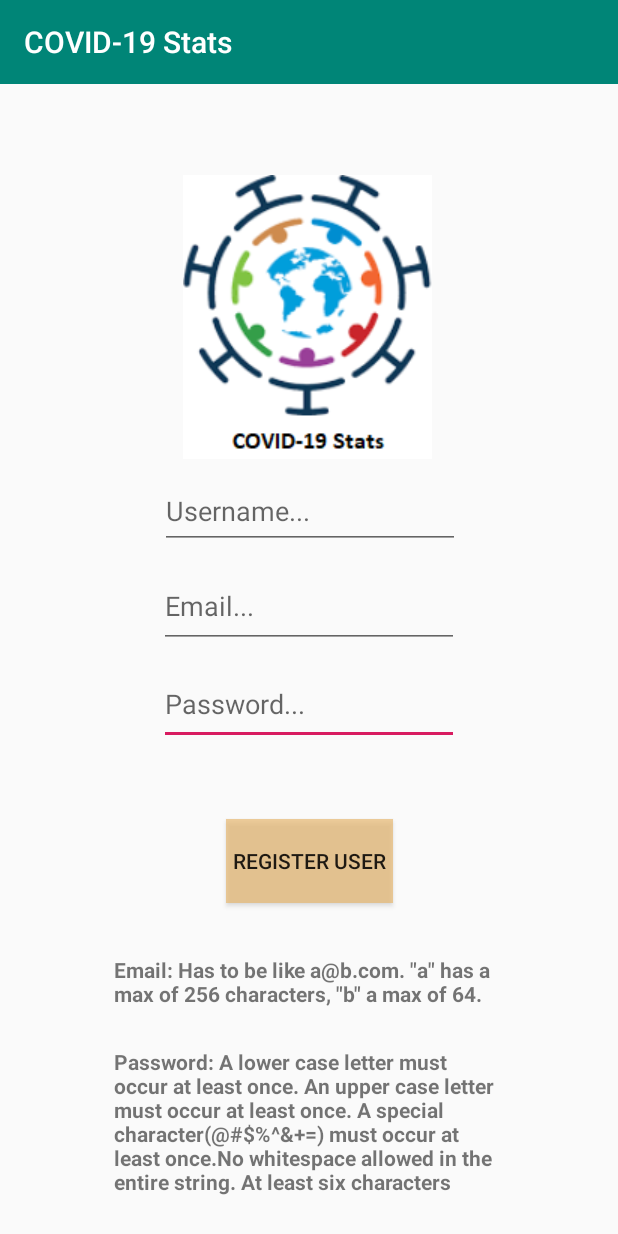
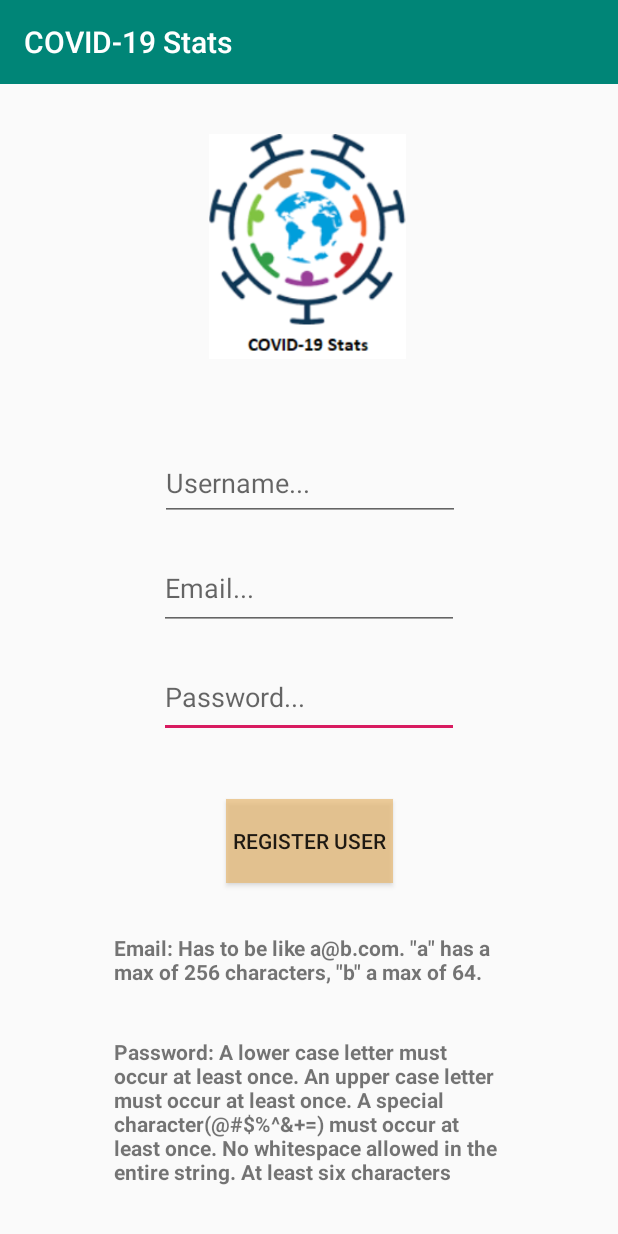
Before and after one commit to MiguelServera/COVID-19Project, an Android app: the RegisterActivity screen opened directly, with no data from a screen before it, on a phone screen of 412 x 824 dp. Run offline under Robolectric (Android 15) with nearby library versions, the phone set to English and light mode, and no system bars.

Commit message:
Final stable version

```diff
--- a/app/src/main/AndroidManifest.xml
+++ b/app/src/main/AndroidManifest.xml
@@ -22,7 +22,8 @@
                 <category android:name="android.intent.category.LAUNCHER" />
             </intent-filter>
         </activity>
-        <activity android:name=".UIClasses.RegisterActivity" android:screenOrientation="portrait"/>
+        <activity android:name=".UIClasses.RegisterActivity" android:screenOrientation="portrait"
+            android:windowSoftInputMode="stateVisible|adjustPan" />
         <activity android:name=".Resources.RetrieveStatsFromAPI" android:screenOrientation="portrait"/>
         <activity android:name=".UIClasses.MenuActivity" android:screenOrientation="portrait"/>
         <activity android:name=".UIClasses.ShowCountryInfo" android:screenOrientation="portrait"/>
--- a/app/src/main/java/com/example/covid_19stats/Resources/RetrieveStatsFromAPI.java
+++ b/app/src/main/java/com/example/covid_19stats/Resources/RetrieveStatsFromAPI.java
@@ -116,6 +116,9 @@ public class RetrieveStatsFromAPI extends AppCompatActivity {
                     return sb.toString();
 
                 } else {
+                    SharedPreferences.Editor editor = prefs.edit();
+                    editor.putBoolean("firstStart", true);
+                    editor.apply();
                     finish();
                     return new String("false : " + responseCode);
                 }
--- a/app/src/main/java/com/example/covid_19stats/UIClasses/MenuActivity.java
+++ b/app/src/main/java/com/example/covid_19stats/UIClasses/MenuActivity.java
@@ -90,15 +90,13 @@ public class MenuActivity extends AppCompatActivity implements View.OnClickListe
         if (MainLogin.firstStart) {
                 if (isNetworkConnected(getApplicationContext())) {
                     if (isNetworkWifi(getApplicationContext())) {
-                        editor.putBoolean("firstStart", true);
+                        editor.putBoolean("firstStart", false);
                         editor.apply();
                         startActivity(launchApiActivity);
                         startActivity(launchDownloadACActivity);
                     } else {
                         startActivity(launchDownloadACActivity);
-                        global_table.setEnabled(false);
-                        global_graph.setEnabled(false);
-                        topTen_graph.setEnabled(false);
+                        ccaa_table.setEnabled(true);
                         Toast.makeText(this, "If this is your first time opening the app, please make sure you have WIFI connection to download countries data", Toast.LENGTH_LONG).show();
                     }
 
--- a/app/src/main/java/com/example/covid_19stats/UIClasses/RegisterActivity.java
+++ b/app/src/main/java/com/example/covid_19stats/UIClasses/RegisterActivity.java
@@ -7,10 +7,12 @@ import androidx.drawerlayout.widget.DrawerLayout;
 
 import android.content.Intent;
 import android.os.Bundle;
+import android.text.method.ScrollingMovementMethod;
 import android.util.Patterns;
 import android.view.View;
 import android.widget.Button;
 import android.widget.EditText;
+import android.widget.TextView;
 import android.widget.Toast;
 
 import com.example.covid_19stats.R;
@@ -26,11 +28,16 @@ public class RegisterActivity extends AppCompatActivity implements View.OnClickL
     Button button;
     DBInterface db;
     Intent i;
+    TextView textEmail, textPassword;
 
     @Override
     protected void onCreate(Bundle savedInstanceState) {
         super.onCreate(savedInstanceState);
         setContentView(R.layout.register_activity);
+        textEmail = findViewById(R.id.rulesEmail);
+        textPassword = findViewById(R.id.rulesPassword);
+        textEmail.setMovementMethod(new ScrollingMovementMethod());
+        textPassword.setMovementMethod(new ScrollingMovementMethod());
         editEmail = findViewById(R.id.editRegiEmail);
         editPassword = findViewById(R.id.editRegiPassword);
         editUsername = findViewById(R.id.editRegiName);
--- a/app/src/main/res/layout/register_activity.xml
+++ b/app/src/main/res/layout/register_activity.xml
@@ -45,7 +45,9 @@
         android:id="@+id/rulesPassword"
         android:layout_width="260dp"
         android:layout_height="115dp"
-        android:text="Password: A lower case letter must occur at least once. An upper case letter must occur at least once. A special character(@#$%^\&amp;+=) must occur at least once.No whitespace allowed in the entire string. At least six characters"
+        android:scrollbars = "vertical"
+        android:fadeScrollbars="false"
+        android:text="Password: A lower case letter must occur at least once. An upper case letter must occur at least once. A special character(@#$%^\&amp;+=) must occur at least once. No whitespace allowed in the entire string. At least six characters"
         android:textStyle="bold"
         app:layout_constraintBottom_toBottomOf="parent"
         app:layout_constraintEnd_toEndOf="parent"
@@ -56,8 +58,7 @@
         android:id="@+id/registerUserButton"
         android:layout_width="111dp"
         android:layout_height="56dp"
-        android:layout_marginTop="16dp"
-        android:layout_marginBottom="24dp"
+        android:layout_marginBottom="16dp"
         android:background="#ABE9B86E"
         android:text="Register User"
         app:layout_constraintBottom_toTopOf="@+id/rulesEmail"
@@ -82,6 +83,7 @@
         android:layout_width="260dp"
         android:layout_height="51dp"
         android:text='Email: Has to be like a@b.com. "a" has a max of 256 characters, "b" a max of 64.'
+        android:scrollbars = "vertical"
         android:textStyle="bold"
         app:layout_constraintBottom_toTopOf="@+id/rulesPassword"
         app:layout_constraintEnd_toEndOf="parent"
@@ -90,9 +92,10 @@
 
     <ImageView
         android:id="@+id/logo"
-        android:layout_width="wrap_content"
-        android:layout_height="wrap_content"
-        android:layout_marginTop="50dp"
+        android:layout_width="150dp"
+        android:layout_height="150dp"
+        android:layout_marginTop="16dp"
+        android:layout_marginBottom="40dp"
         app:layout_constraintBottom_toTopOf="@+id/editRegiName"
         app:layout_constraintEnd_toEndOf="parent"
         app:layout_constraintHorizontal_bias="0.497"
```
Also changed, not shown: app/src/main/java/com/example/covid_19stats/Resources/DownloadFileCCAA.java (+4 -6 lines).
